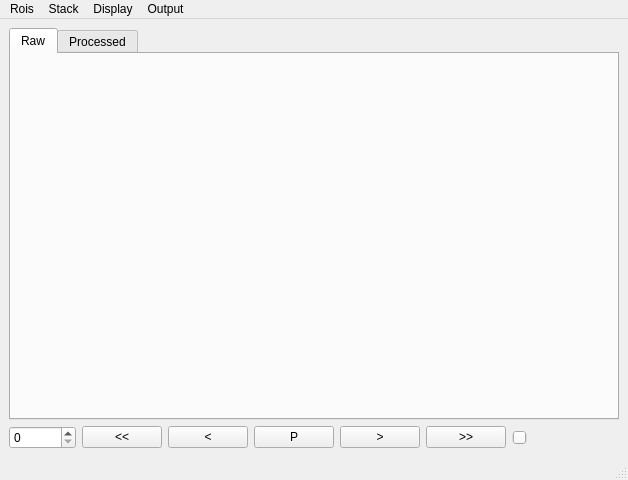
Before: the Qt Designer form SequenceDisplayGui.ui in fedeceri85/robopy2, drawn with Qt 5.
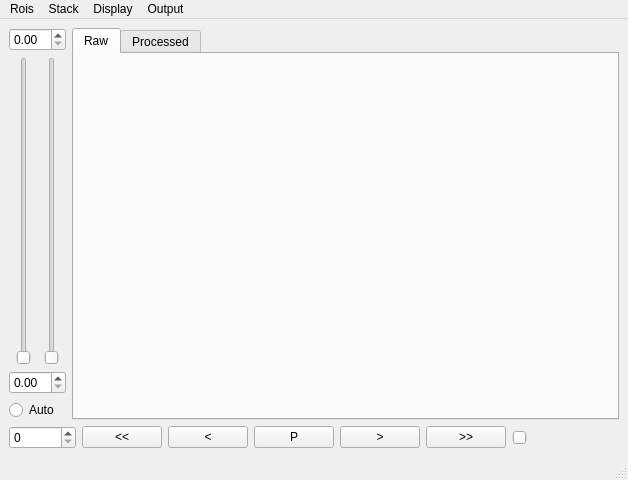
After: the same form once the commit is applied.

The edit to the form file:
```diff
--- a/SequenceDisplayGui.ui
+++ b/SequenceDisplayGui.ui
@@ -14,8 +14,57 @@
    <string>SequenceDisplay</string>
   </property>
   <widget class="QWidget" name="centralwidget">
+   <layout class="QVBoxLayout" name="verticalLayout_4">
+    <item>
+     <layout class="QHBoxLayout" name="horizontalLayout_3">
+      <item>
    <layout class="QVBoxLayout" name="verticalLayout_2">
     <item>
+         <widget class="QDoubleSpinBox" name="colorMaxSpinBox"/>
+        </item>
+        <item>
+         <layout class="QHBoxLayout" name="horizontalLayout_2">
+          <item>
+           <widget class="QSlider" name="colorMinSlider">
+            <property name="sizePolicy">
+             <sizepolicy hsizetype="Fixed" vsizetype="Expanding">
+              <horstretch>0</horstretch>
+              <verstretch>5</verstretch>
+             </sizepolicy>
+            </property>
+            <property name="orientation">
+             <enum>Qt::Vertical</enum>
+            </property>
+           </widget>
+          </item>
+          <item>
+           <widget class="QSlider" name="colorMaxSlider">
+            <property name="sizePolicy">
+             <sizepolicy hsizetype="Fixed" vsizetype="Expanding">
+              <horstretch>0</horstretch>
+              <verstretch>5</verstretch>
+             </sizepolicy>
+            </property>
+            <property name="orientation">
+             <enum>Qt::Vertical</enum>
+            </property>
+           </widget>
+          </item>
+         </layout>
+        </item>
+        <item>
+         <widget class="QDoubleSpinBox" name="colorMinSpinBox"/>
+        </item>
+        <item>
+         <widget class="QRadioButton" name="colorAutoRadioButton">
+          <property name="text">
+           <string>Auto</string>
+          </property>
+         </widget>
+        </item>
+       </layout>
+      </item>
+      <item>
      <widget class="QTabWidget" name="ImageTabWidget">
       <property name="sizePolicy">
        <sizepolicy hsizetype="Expanding" vsizetype="Expanding">
@@ -30,7 +79,7 @@
        <attribute name="title">
         <string>Raw</string>
        </attribute>
-       <layout class="QHBoxLayout" name="horizontalLayout_2">
+         <layout class="QVBoxLayout" name="verticalLayout_3">
         <item>
          <widget class="QWidget" name="ImageFrameWidget" native="true"/>
         </item>
@@ -47,6 +96,8 @@
        </layout>
       </widget>
      </widget>
+      </item>
+     </layout>
     </item>
     <item>
      <layout class="QHBoxLayout" name="horizontalLayout">
```
Lines whose indentation alone changed are shown as unchanged.
